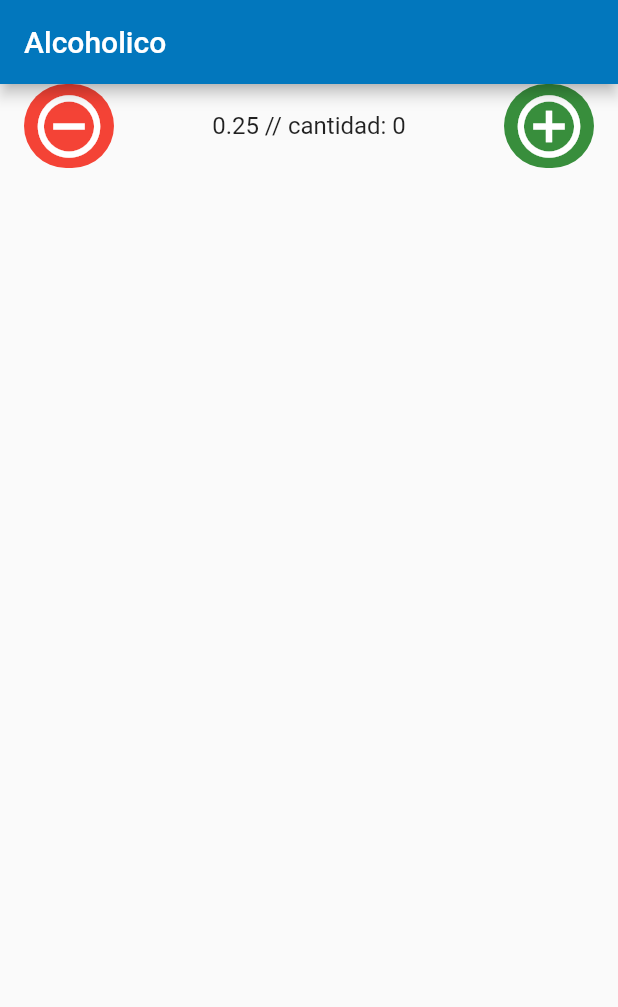
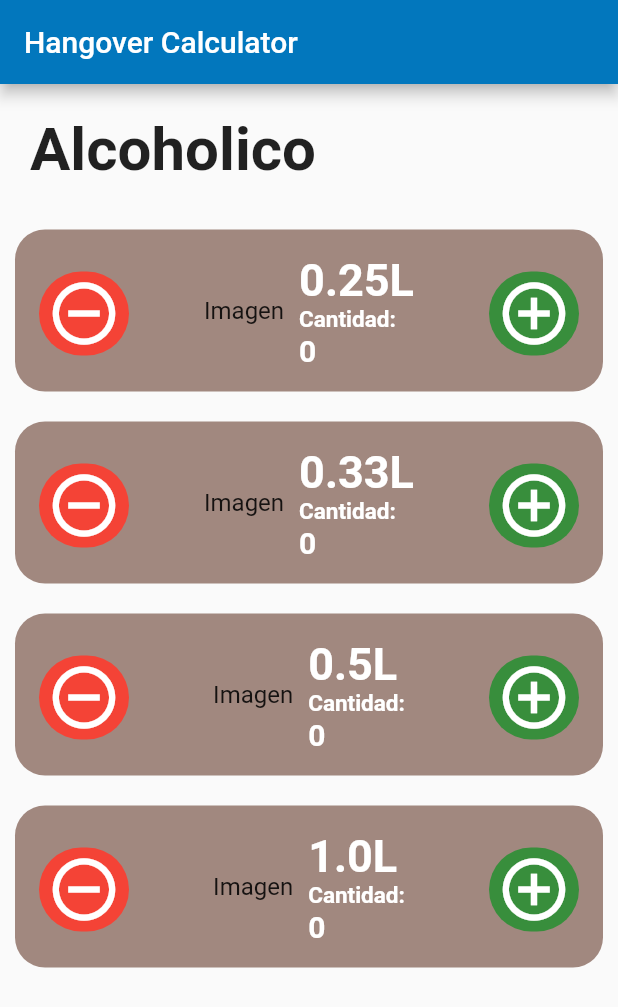
Before and after one commit to SergioMorenoAntequera/HangoverCalculator, a Flutter app: the screen it shows after launch, on a phone screen of 412 x 824 dp. Shown: the top 1007 px of the screen. Run offline on Flutter 3.47's test engine with Material 2 defaults, Android fonts, the phone set to English and light mode, and no system bars; Roboto replaces fonts that are missing (Hind).

Commit message:
Improving visuals

```diff
--- a/lib/main.dart
+++ b/lib/main.dart
@@ -31,6 +31,17 @@ class MyApp extends StatelessWidget {
       headline1: TextStyle(fontSize: 72.0, fontWeight: FontWeight.bold),
       headline6: TextStyle(fontSize: 36.0, fontStyle: FontStyle.italic),
       bodyText2: TextStyle(fontSize: 14.0, fontFamily: 'Hind'),
+      // Beer Header
+      headline2: TextStyle(
+        fontSize: 16,
+        color: Colors.white,
+        fontWeight: FontWeight.bold,
+      ),
+      headline3: TextStyle(
+        fontSize: 20,
+        color: Colors.white,
+        fontWeight: FontWeight.bold,
+      ),
     ),
   );
 }
--- a/lib/screens/mainPage.dart
+++ b/lib/screens/mainPage.dart
@@ -1,6 +1,6 @@
 import 'package:flutter/cupertino.dart';
 import 'package:flutter/material.dart';
-import '../widgets/LateralButton.dart';
+import '../widgets/Beer.dart';
 
 class MainPage extends StatelessWidget {
   @override
@@ -8,12 +8,20 @@ class MainPage extends StatelessWidget {
     return Scaffold(
       appBar: appbar,
       body: Container(
+        color: Colors.grey[50],
         child: ListView(
           children: <Widget>[
-            Beer(
-              key: UniqueKey(),
-              capacity: 0.25,
+            Container(
+              padding: EdgeInsets.all(20),
+              child: Text(
+                "Alcoholico",
+                style: TextStyle(fontSize: 40, fontWeight: FontWeight.bold),
+              ),
             ),
+            Beer(key: UniqueKey(), capacity: 0.25),
+            Beer(key: UniqueKey(), capacity: 0.33),
+            Beer(key: UniqueKey(), capacity: 0.50),
+            Beer(key: UniqueKey(), capacity: 1.00),
           ],
         ),
       ),
@@ -21,68 +29,6 @@ class MainPage extends StatelessWidget {
   }
 
   AppBar appbar = new AppBar(
-    title: Text("Alcoholico"),
+    title: Text("Hangover Calculator"),
   );
 }
-
-class Beer extends StatefulWidget {
-  double capacity;
-  Beer({Key key, this.capacity});
-
-  @override
-  _BeerState createState() => _BeerState();
-}
-
-class _BeerState extends State<Beer> {
-  int amount = 0;
-
-  @override
-  Widget build(BuildContext context) {
-    return ListTile(
-      trailing: GestureDetector(
-        onTap: () => {
-          setState(() {
-            this.amount++;
-          }),
-        },
-        child: Container(
-          decoration: new BoxDecoration(
-            color: Colors.green[700],
-            borderRadius: new BorderRadius.all(
-              Radius.circular(40.0),
-            ),
-          ),
-          width: 60,
-          height: 60,
-          child: Icon(Icons.add_circle_outline, color: Colors.white, size: 50),
-        ),
-      ),
-      leading: GestureDetector(
-        onTap: () => {
-          setState(() {
-            this.amount--;
-          }),
-        },
-        child: Container(
-          decoration: new BoxDecoration(
-            color: Colors.red,
-            borderRadius: new BorderRadius.all(
-              Radius.circular(40.0),
-            ),
-          ),
-          width: 60,
-          height: 60,
-          child:
-              Icon(Icons.remove_circle_outline, color: Colors.white, size: 50),
-        ),
-      ),
-      title: Center(
-        child: Text("${widget.capacity} // cantidad: $amount"),
-      ),
-    );
-    // return RaisedButton(
-    //   onPressed: _test,
-    //   child: Text("BOTTON ${amount}"),
-    // );
-  }
-}
--- /dev/null
+++ b/lib/widgets/Beer.dart
@@ -0,0 +1,106 @@
+import 'package:flutter/cupertino.dart';
+import 'package:flutter/material.dart';
+
+class Beer extends StatefulWidget {
+  double capacity;
+  Beer({Key key, this.capacity});
+
+  @override
+  _BeerState createState() => _BeerState();
+}
+
+class _BeerState extends State<Beer> {
+  int amount = 0;
+
+  @override
+  Widget build(BuildContext context) {
+    return Container(
+      decoration: BoxDecoration(
+        color: Colors.brown[300],
+        borderRadius: BorderRadius.all(
+          Radius.circular(20),
+        ),
+      ),
+      margin: EdgeInsets.all(10),
+      padding: EdgeInsets.only(top: 12, bottom: 12),
+      child: ListTile(
+        trailing: GestureDetector(
+          onTap: () => {
+            setState(() {
+              this.amount++;
+            }),
+          },
+          child: Container(
+            decoration: new BoxDecoration(
+              color: Colors.green[700],
+              borderRadius: new BorderRadius.all(
+                Radius.circular(40.0),
+              ),
+            ),
+            width: 60,
+            height: 60,
+            child:
+                Icon(Icons.add_circle_outline, color: Colors.white, size: 50),
+          ),
+        ),
+        leading: GestureDetector(
+          onTap: () => {
+            setState(() {
+              if (this.amount > 0) this.amount--;
+            }),
+          },
+          child: Container(
+            decoration: new BoxDecoration(
+              color: Colors.red,
+              borderRadius: new BorderRadius.all(
+                Radius.circular(40.0),
+              ),
+            ),
+            width: 60,
+            height: 60,
+            child: Icon(Icons.remove_circle_outline,
+                color: Colors.white, size: 50),
+          ),
+        ),
+        title: Center(
+          // child: Text("${widget.capacity} // cantidad: $amount"),
+          child: Row(
+            mainAxisSize: MainAxisSize.min,
+            children: <Widget>[
+              Container(
+                padding: EdgeInsets.only(right: 10),
+                child: Text("Imagen"),
+              ),
+              Column(
+                crossAxisAlignment: CrossAxisAlignment.start,
+                children: <Widget>[
+                  Text(
+                    "${widget.capacity}L",
+                    // style: Theme.of(context).textTheme.headline2,
+                    style: TextStyle(
+                      fontSize: 30,
+                      color: Colors.white,
+                      fontWeight: FontWeight.bold,
+                    ),
+                  ),
+                  Text(
+                    "Cantidad:",
+                    style: TextStyle(
+                      fontSize: 15,
+                      color: Colors.white,
+                      fontWeight: FontWeight.bold,
+                    ),
+                  ),
+                  Text(
+                    "$amount",
+                    style: Theme.of(context).textTheme.headline3,
+                  ),
+                ],
+              )
+            ],
+          ),
+        ),
+      ),
+    );
+  }
+}
--- a/lib/widgets/LateralButton.dart
+++ b/lib/widgets/LateralButton.dart
@@ -40,7 +40,9 @@ class _LateralButtonState extends State<LateralButton> {
       if (widget.positive) {
         this.amount++;
       } else {
-        this.amount--;
+        if (this.amount >= 0) {
+          this.amount--;
+        }
       }
     });
   }
```
